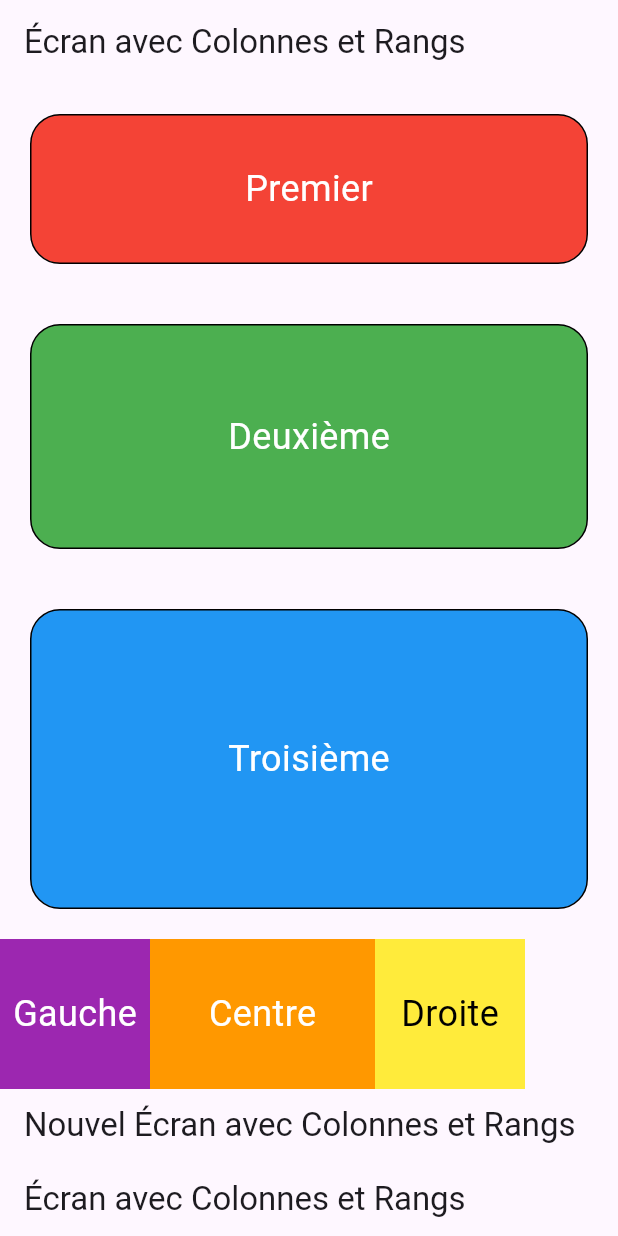
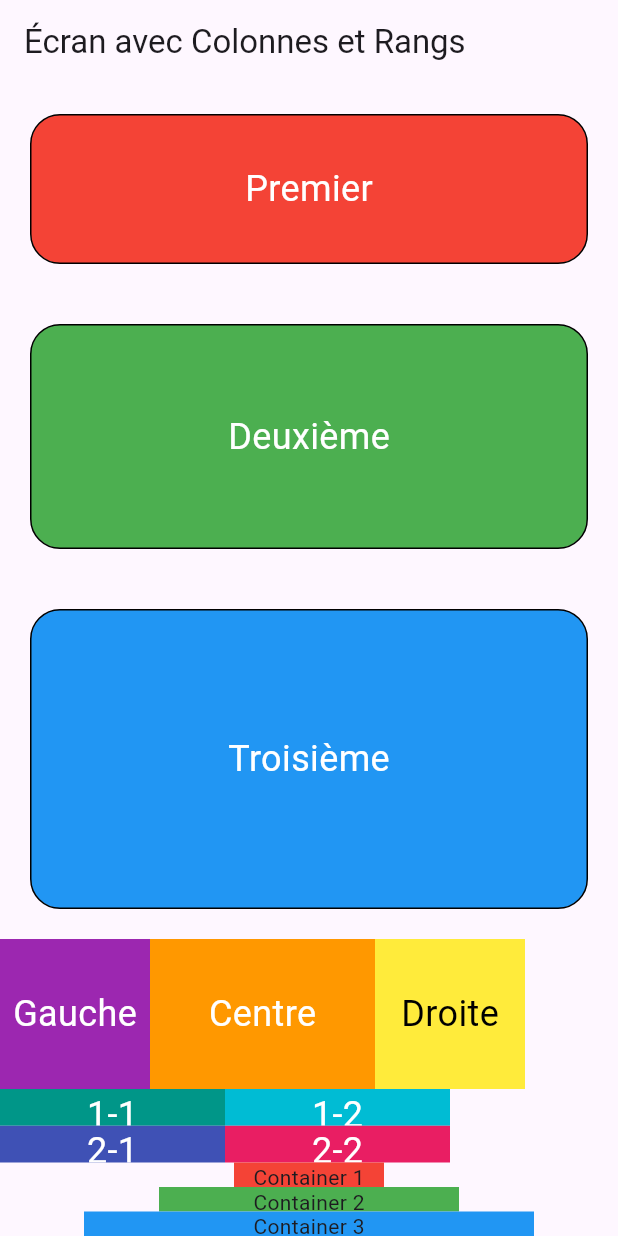
Before and after one commit to loyfael/flutter-learn, a Flutter app: the screen it shows after launch, on a phone screen of 412 x 824 dp. Run offline on Flutter 3.47's test engine with Material 3 defaults, Android fonts, the light colour scheme and no system bars.

Commit message:
Update main.dart

```diff
--- a/p1/lib/main.dart
+++ b/p1/lib/main.dart
@@ -47,7 +47,7 @@ class BaseScreen extends StatelessWidget {
             width: double.infinity,
             margin: const EdgeInsets.all(20.0),
             decoration: BoxDecoration(
-              border:  Border.all(),
+              border: Border.all(),
               color: Colors.green,
               borderRadius: BorderRadius.circular(20),
             ),
@@ -63,7 +63,7 @@ class BaseScreen extends StatelessWidget {
             width: double.infinity,
             margin: const EdgeInsets.all(20.0),
             decoration: BoxDecoration(
-              border:  Border.all(),
+              border: Border.all(),
               color: Colors.blue,
               borderRadius: BorderRadius.circular(20),
             ),
@@ -112,13 +112,10 @@ class BaseScreen extends StatelessWidget {
             ],
           ),
           Expanded(
-            child: Scaffold(
-              appBar: AppBar(
-                title: const Text('Nouvel Écran avec Colonnes et Rangs'),
-              ),
-              body: Column(
+            child: Column(
               children: [
-                  Row(
+                Expanded(
+                  child: Row(
                     children: [
                       Container(
                         color: Colors.teal,
@@ -144,7 +141,9 @@ class BaseScreen extends StatelessWidget {
                       ),
                     ],
                   ),
-                  Row(
+                ),
+                Expanded(
+                  child: Row(
                     children: [
                       Container(
                         color: Colors.indigo,
@@ -170,37 +169,36 @@ class BaseScreen extends StatelessWidget {
                       ),
                     ],
                   ),
+                ),
               ],
             ),
           ),
-          ),
           Expanded(
-            child: Scaffold(
-                appBar: AppBar(
-                  title: const Text('Écran avec Colonnes et Rangs'),
-                ),
-                body: Column(
+            child: Column(
               children: [
                 Expanded(
                   child: Container(
+                    width: 100,
                     color: Colors.red,
-                        child: Center(
+                    child: const Center(
                       child: Text('Container 1'),
                     ),
                   ),
                 ),
                 Expanded(
                   child: Container(
+                    width: 200,
                     color: Colors.green,
-                        child: Center(
+                    child: const Center(
                       child: Text('Container 2'),
                     ),
                   ),
                 ),
                 Expanded(
                   child: Container(
+                    width: 300,
                     color: Colors.blue,
-                        child: Center(
+                    child: const Center(
                       child: Text('Container 3'),
                     ),
                   ),
@@ -208,7 +206,6 @@ class BaseScreen extends StatelessWidget {
               ],
             ),
           ),
-          )
         ],
       ),
     );
```
Lines whose indentation alone changed are shown as unchanged.
